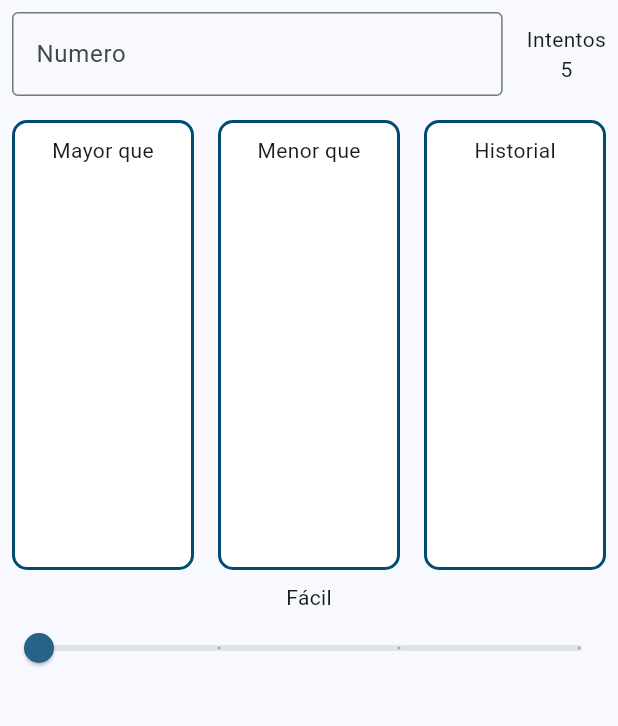
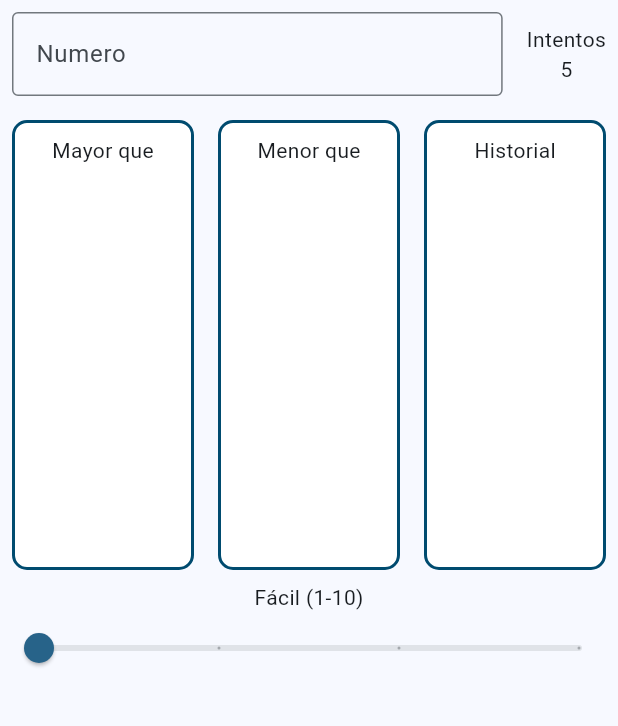
Before and after one commit to jair1510/Adivina-el-numero, a Flutter app: the screen it shows after launch, on a phone screen of 412 x 824 dp, the part 84-810 px from its top. Run offline on Flutter 3.47's test engine with Material 3 defaults, Android fonts, the phone set to English and light mode, and no system bars.

```diff
--- a/lib/screens/home.dart
+++ b/lib/screens/home.dart
@@ -109,13 +109,13 @@ class _HomePageState extends State<HomePage> {
   String _getDifficultyLabel(int value) {
     switch (value) {
       case 0:
-        return 'Fácil';
+        return 'Fácil (1-10)';
       case 1:
-        return 'Medio';
+        return 'Medio (1-20)';
       case 2:
-        return 'Avanzado';
+        return 'Avanzado (1-100)';
       case 3:
-        return 'Extremo';
+        return 'Extremo (1-1000)';
       default:
         return '';
     }
```
Also changed, not shown: image-20240313114146404.png (added), image-20240313115504732.png (added), 1 other file.
